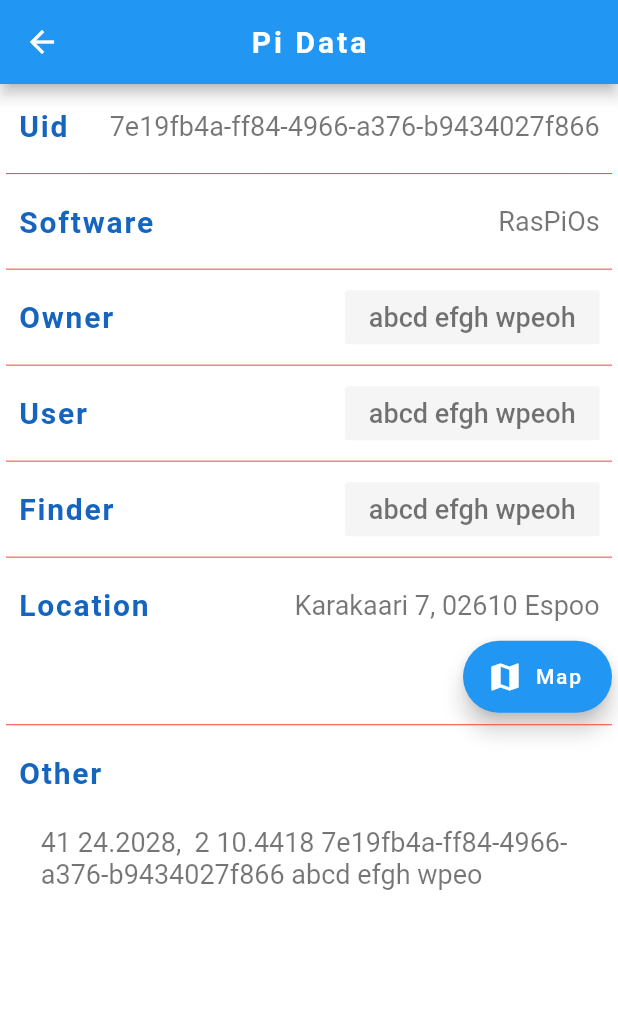
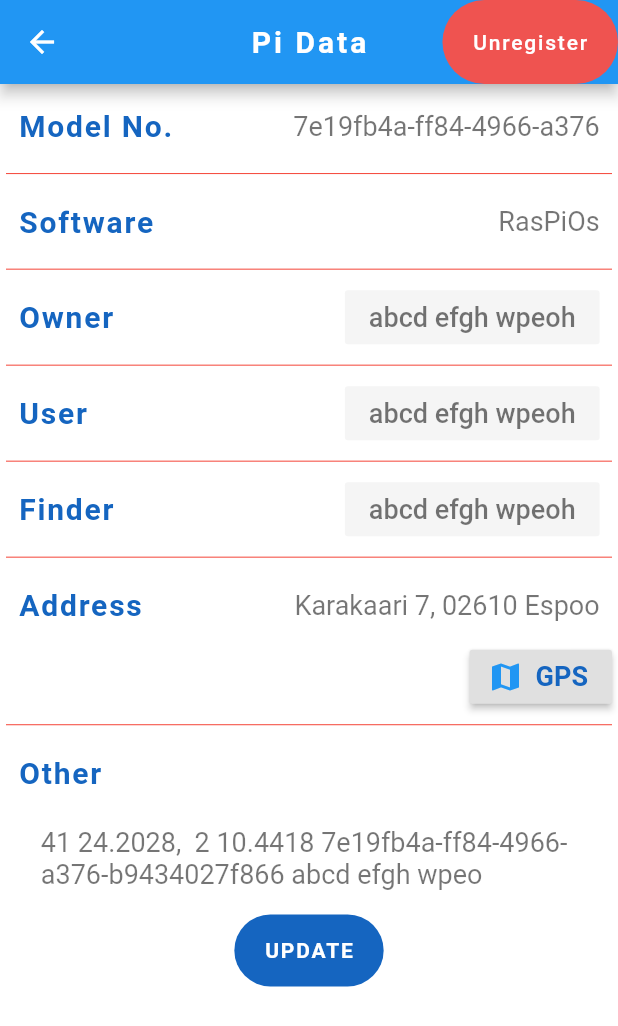
Before and after one commit to YouqinS/ADPProject-NokiaDC, a Flutter app: the MyRasPi screen opened directly, after a tap on an icon or button, on a phone screen of 412 x 824 dp. Shown: the top 1026 px of the screen. Run offline on Flutter 3.47's test engine with Material 2 defaults, Android fonts, the phone set to English and light mode, and no system bars; our stand-ins replace cloud_firestore, firebase_auth, firebase_core, flutter_map, flutter_spinkit, geolocator and 1 more; missing offline and left inert: flutter_barcode_scanner; accounts and stored records are empty.

Commit message:
UIforUpdate
* added button for update pi_data
* added button for app user to unregister from a pi
* added logic to show/hide those two buttons(show when pi is under a user's name, or a pi was scanned)

```diff
--- a/RasPiFinder/lib/home/product_tile.dart
+++ b/RasPiFinder/lib/home/product_tile.dart
@@ -1,4 +1,6 @@
+import 'package:RasPiFinder/components/navigate.dart';
 import 'package:RasPiFinder/models/rasps.dart';
+import 'package:RasPiFinder/pi_data/pi_data.dart';
 import 'package:flutter/material.dart';
 
 class ProductTile extends StatelessWidget {
@@ -10,6 +12,10 @@ class ProductTile extends StatelessWidget {
   Widget build(BuildContext context) {
     return Padding(
       padding: const EdgeInsets.only(top: 8.0),
+      child: GestureDetector(
+        onTap: () {
+          navigateToPage(context, PiData(showFAB: false,));
+        },
         child: Card(
           margin: EdgeInsets.fromLTRB(20.0, 6.0, 20.0, 0.0),
           child: ListTile(
@@ -21,6 +27,7 @@ class ProductTile extends StatelessWidget {
             subtitle: Text('The model number is ${rasp.modelNumber}'),
           ),
         ),
+      ),
 
     );
   }
--- a/RasPiFinder/lib/pi_data/pi_data.dart
+++ b/RasPiFinder/lib/pi_data/pi_data.dart
@@ -1,4 +1,4 @@
-import 'package:RasPiFinder/components/app_bar.dart';
+import 'package:RasPiFinder/add_pi/add_pi.dart';
 import 'package:RasPiFinder/components/navigate.dart';
 import 'package:RasPiFinder/map/map_view.dart';
 import 'package:RasPiFinder/pi_data/dataContainer.dart';
@@ -6,13 +6,19 @@ import 'package:flutter/cupertino.dart';
 import 'package:flutter/material.dart';
 
 class PiData extends StatefulWidget {
+  final bool showFAB;
+  PiData({Key key, this.showFAB}) : super(key: key);
+
   @override
-  _PiDataState createState() => _PiDataState();
+  _PiDataState createState() => _PiDataState(showFAB);
 }
 
 class _PiDataState extends State<PiData> {
   //TODO type to be changed when db data model is ready
   String piUid, owner, user, finder, software, address, gps, other;
+
+  final bool showFAB;
+  _PiDataState(this.showFAB);
 
   @override
   Widget build(BuildContext context) {
@@ -25,7 +31,33 @@ class _PiDataState extends State<PiData> {
 
 
     return Scaffold(
-      appBar: PiAppBar(title: 'Pi Data').build(context),
+      appBar: AppBar(
+        title: Text(
+          "Pi Data",
+          style: TextStyle(
+              color: Colors.white,
+              letterSpacing: 2,
+              fontWeight: FontWeight.bold,
+              fontSize: 20
+          ),
+        ),
+        backgroundColor: Colors.blue,
+        centerTitle: true,
+        actions: <Widget>[
+          Visibility(
+            visible: showFAB,
+            child: FloatingActionButton.extended(
+              //TODO remove user from this pi in db
+              onPressed: null,
+              label: Text('Unregister'),
+              tooltip: 'Unregister from this Pi',
+              backgroundColor: Colors.red[400],
+              elevation: 0,
+              heroTag: null,
+            ),
+          ),
+        ],
+      ),
       body: SingleChildScrollView(
         child: Container(
           height: size.height,
@@ -40,7 +72,7 @@ class _PiDataState extends State<PiData> {
                 child: Column(
                   children: [
                     DataContainer(
-                      label: 'Uid',
+                      label: 'Model No.',
                       content: piUid,
                       maxLine: 2,
                       isUser: false,
@@ -75,21 +107,30 @@ class _PiDataState extends State<PiData> {
                     ),
                     divider,
                     DataContainer(
-                      label: 'Location',
+                      label: 'Address',
                       content: address,
                       maxLine: 3,
                       isUser: false,
                     ),
                     Row(
                       mainAxisAlignment: MainAxisAlignment.end,
-                      //crossAxisAlignment: CrossAxisAlignment.start,
                       children: [
-                        FloatingActionButton.extended(
-                          onPressed: (){
-                            navigateToPage(context, MapView());
-                          },
-                          label: Text("Map"),
-                          icon:Icon(Icons.map),
+                        Tooltip(
+                          message: 'GPS when last scanned',
+                          child: RaisedButton.icon(
+                              onPressed: () {
+                                navigateToPage(context, MapView());
+                              },
+                              label: Text('GPS',
+                                  style: TextStyle(
+                                    color: Colors.blue[800],
+                                    fontWeight: FontWeight.bold,
+                                    fontSize: 18,
+                                  )),
+                              icon: Icon(
+                                Icons.map,
+                                color: Colors.blue,
+                              )),
                         ),
                       ],
                     ),
@@ -98,6 +139,25 @@ class _PiDataState extends State<PiData> {
                     DataContainer(label: '', content: other, maxLine: 20, isUser: false,),
                   ],
                 ),
+              ),
+              Visibility(
+                child: FloatingActionButton.extended(
+                  backgroundColor: Colors.blue[800],
+                  elevation: 0,
+                  label: Text(
+                    "UPDATE",
+                    style: TextStyle(
+                      color: Colors.white,
+                      fontWeight: FontWeight.bold,
+                      letterSpacing: 1.2,
+                    ),
+                  ),
+                  onPressed: () {
+                    navigateToPage(context, AddPi());
+                  },
+                  tooltip: 'Update Pi data',
+                ),
+                visible: showFAB,
               ),
             ],
           ),
@@ -108,7 +168,7 @@ class _PiDataState extends State<PiData> {
 
   //TODO GET data from DB, this is for UI testing only
   void getPiData() {
-    piUid = '7e19fb4a-ff84-4966-a376-b9434027f866';
+    piUid = '7e19fb4a-ff84-4966-a376';
     user = 'abcd efgh wpeoh';
     owner = 'abcd efgh wpeoh';
     finder = 'abcd efgh wpeoh';
--- a/RasPiFinder/lib/profile/my_pi.dart
+++ b/RasPiFinder/lib/profile/my_pi.dart
@@ -34,8 +34,7 @@ class _MyRasPiState extends State<MyRasPi> {
         itemBuilder: (BuildContext context, int index) {
           return GestureDetector(
             onTap: () {
-              print('card tapped');
-              navigateToPage(context, PiData());
+              navigateToPage(context, PiData(showFAB: true,));
             },
             child: Card(
               elevation: 0.01,
--- a/RasPiFinder/lib/search/search_page.dart
+++ b/RasPiFinder/lib/search/search_page.dart
@@ -1,4 +1,6 @@
+import 'package:RasPiFinder/components/navigate.dart';
 import 'package:RasPiFinder/components/text_input_field.dart';
+import 'package:RasPiFinder/pi_data/pi_data.dart';
 import 'package:flutter/material.dart';
 
 class SearchPage extends StatefulWidget {
@@ -26,8 +28,13 @@ class _SearchPageState extends State<SearchPage>
   }
 
   Widget _buildRow(String name) {
-    return ListTile(
-      title: Text(name, style: _biggerFont),
+    return GestureDetector(
+      onTap: () {
+        navigateToPage(context, PiData(showFAB: false,));
+      },
+      child: ListTile(
+        title: Text(name, style: _biggerFont),
+      ),
     );
   }
 
```
Lines whose indentation alone changed are shown as unchanged.
